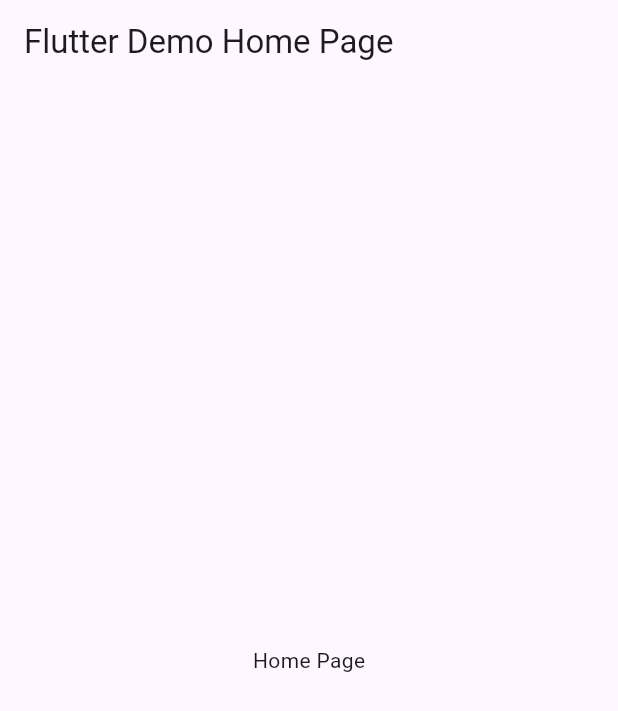
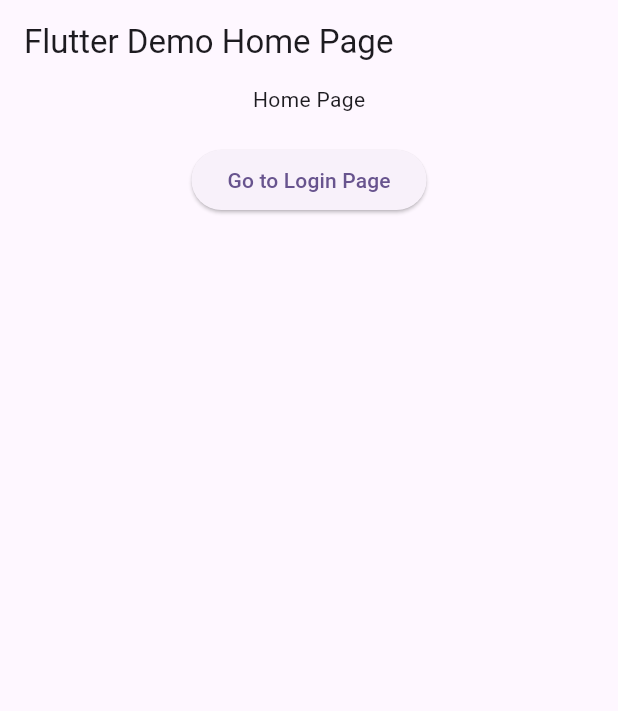
Before and after one commit to khkred/learn_flutter_hooks, a Flutter app: the screen it shows after launch, on a phone screen of 412 x 824 dp. Shown: the top 711 px of the screen. Run offline on Flutter 3.47's test engine with Material 3 defaults, Android fonts, the phone set to English and light mode, and no system bars.

```diff
--- a/lib/home_page.dart
+++ b/lib/home_page.dart
@@ -1,4 +1,6 @@
 import 'package:flutter/material.dart';
+
+import 'login_page.dart';
 
 class HomePage extends StatelessWidget {
   const HomePage({super.key});
@@ -9,9 +11,25 @@ class HomePage extends StatelessWidget {
       appBar: AppBar(
         title: const Text('Flutter Demo Home Page'),
       ),
-      body: const Center(
-        child: Text(
-          'Home Page',
+      body: Center(
+        child: Column(
+          children: [
+            const Text(
+              'Home Page',
+            ),
+            const SizedBox(height: 20),
+            ElevatedButton(
+              onPressed: () {
+                Navigator.push(
+                  context,
+                  MaterialPageRoute(
+                    builder: (context) => const LoginPage(),
+                  ),
+                );
+              },
+              child: const Text('Go to Login Page'),
+            ),
+          ],
         ),
       ),
     );
```
Also changed, not shown: lib/login_page.dart (added, +64 -0 lines).
